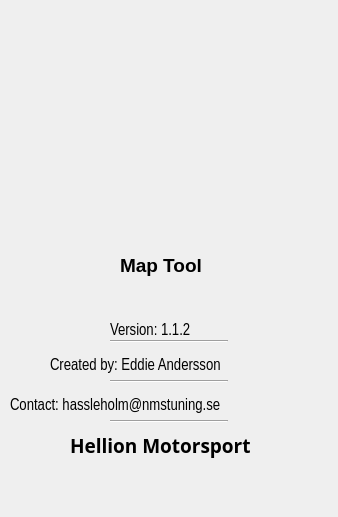
Qt form aboutdialog.ui (Azuyah/Map-Tool) before a commit.
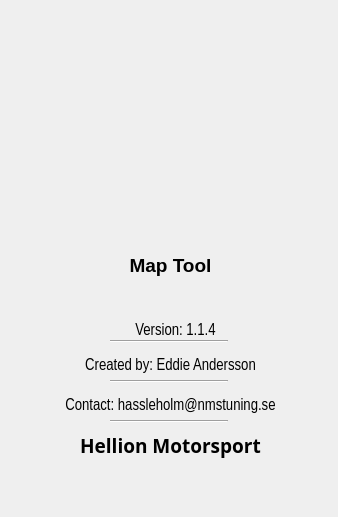
The same form after that commit. Icons and pictures are not drawn.

Patch:
```diff
--- a/aboutdialog.ui
+++ b/aboutdialog.ui
@@ -27,9 +27,9 @@
   <widget class="QLabel" name="label">
    <property name="geometry">
     <rect>
-     <x>120</x>
+     <x>10</x>
      <y>240</y>
-     <width>131</width>
+     <width>321</width>
      <height>51</height>
     </rect>
    </property>
@@ -43,6 +43,9 @@
    <property name="text">
     <string>Map Tool</string>
    </property>
+   <property name="alignment">
+    <set>Qt::AlignCenter</set>
+   </property>
   </widget>
   <widget class="QLabel" name="label_2">
    <property name="geometry">
@@ -61,15 +64,18 @@
     </font>
    </property>
    <property name="text">
-    <string>Version: 1.1.2</string>
+    <string>Version: 1.1.4</string>
+   </property>
+   <property name="alignment">
+    <set>Qt::AlignCenter</set>
    </property>
   </widget>
   <widget class="QLabel" name="label_3">
    <property name="geometry">
     <rect>
-     <x>50</x>
+     <x>10</x>
      <y>350</y>
-     <width>261</width>
+     <width>321</width>
      <height>31</height>
     </rect>
    </property>
@@ -83,6 +89,9 @@
    <property name="text">
     <string>Created by: Eddie Andersson</string>
    </property>
+   <property name="alignment">
+    <set>Qt::AlignCenter</set>
+   </property>
   </widget>
   <widget class="QLabel" name="label_4">
    <property name="geometry">
@@ -103,13 +112,16 @@
    <property name="text">
     <string>Contact: hassleholm@nmstuning.se</string>
    </property>
+   <property name="alignment">
+    <set>Qt::AlignCenter</set>
+   </property>
   </widget>
   <widget class="QLabel" name="label_5">
    <property name="geometry">
     <rect>
-     <x>70</x>
+     <x>10</x>
      <y>430</y>
-     <width>221</width>
+     <width>321</width>
      <height>31</height>
     </rect>
    </property>
@@ -123,6 +135,9 @@
    <property name="text">
     <string>Hellion Motorsport</string>
    </property>
+   <property name="alignment">
+    <set>Qt::AlignCenter</set>
+   </property>
   </widget>
   <widget class="QLabel" name="label_6">
    <property name="geometry">
```
